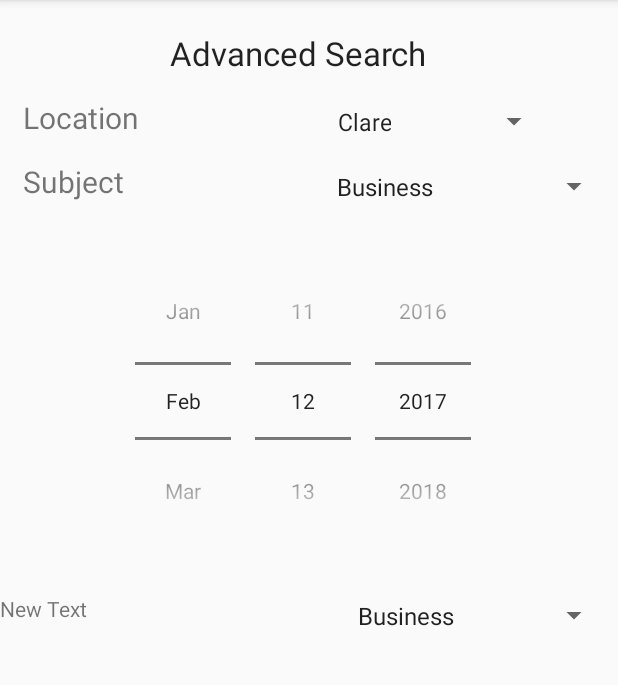
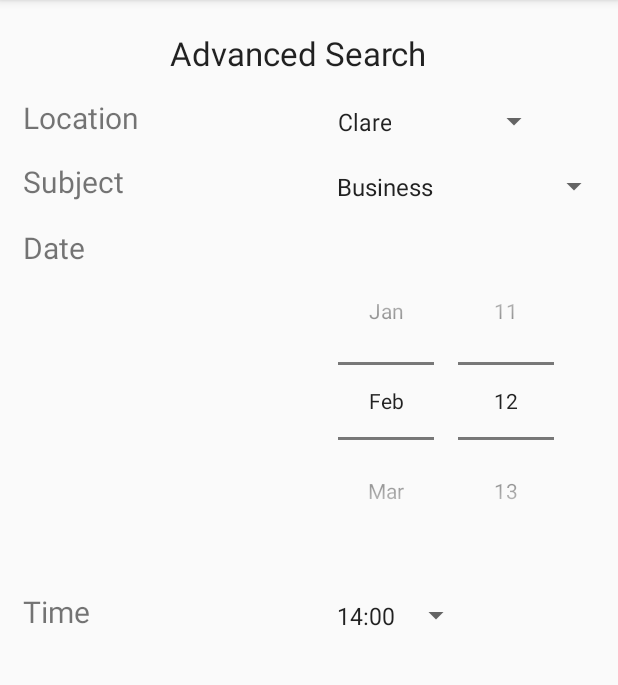
Before and after one commit to gerrity95/Grinds_App, an Android app: the AdvancedSearch screen opened directly, with no data from a screen before it, on a phone screen of 412 x 824 dp, the part 84-769 px from its top. Run offline under Robolectric (Android 15) with nearby library versions, the phone set to English and light mode, and no system bars.

Commit message:
Developments on advanced sear h activity

```diff
--- a/app/src/main/java/com/example/mark/grindsapp/main/UserFiles/AdditionalFunctions/AdvancedSearch.java
+++ b/app/src/main/java/com/example/mark/grindsapp/main/UserFiles/AdditionalFunctions/AdvancedSearch.java
@@ -1,13 +1,20 @@
 package com.example.mark.grindsapp.main.UserFiles.AdditionalFunctions;
 
 
+import android.icu.text.DateFormat;
 import android.os.Bundle;
 import android.support.v7.app.AppCompatActivity;
+import android.util.Log;
 import android.view.Menu;
 import android.view.MenuItem;
+import android.view.View;
+import android.widget.DatePicker;
 
 
 import com.example.mark.grindsapp.R;
+
+import java.lang.reflect.Field;
+import java.text.Format;
 
 
 /**
@@ -15,12 +22,17 @@ import com.example.mark.grindsapp.R;
  */
 public class AdvancedSearch extends AppCompatActivity {
 
+    DatePicker datePicker;
 
     @Override
     public void onCreate(Bundle savedInstanceState) {
         super.onCreate(savedInstanceState);
         setContentView(R.layout.activity_advanced_search);
         getSupportActionBar().setDisplayHomeAsUpEnabled(true);
+
+        datePicker = (DatePicker) findViewById(R.id.simpleDatePicker);
+
+        hideYear(datePicker);
 
 
 
@@ -42,4 +54,26 @@ public class AdvancedSearch extends AppCompatActivity {
         }
     }
 
+
+    public void hideYear(DatePicker dt)
+    {
+        try {
+            Field f[] = dt.getClass().getDeclaredFields();
+            for (Field field : f) {
+                 if (field.getName().equals("mYearPicker") || field.getName().equals("mYearSpinner")) {
+                     field.setAccessible(true);
+                     Object yearPicker = new Object();
+                     yearPicker = field.get(dt);
+                     ((View) yearPicker).setVisibility(View.GONE);
+                 }
+
+            }
+        } catch (SecurityException e) {
+            Log.d("ERROR", e.getMessage());
+        } catch (IllegalAccessException e) {
+            e.printStackTrace();
+        }
+
+    }
+
 }
--- a/app/src/main/res/layout/activity_advanced_search.xml
+++ b/app/src/main/res/layout/activity_advanced_search.xml
@@ -54,7 +54,7 @@
                     android:textSize="20sp" />
 
                 <TextView
-                    android:layout_width="fill_parent"
+                    android:layout_width="match_parent"
                     android:layout_height="wrap_content"
                     android:text="Subject"
                     android:id="@+id/Subject"
@@ -96,9 +96,34 @@
         </LinearLayout>
 
         <LinearLayout
+            android:orientation="horizontal"
+            android:layout_width="fill_parent"
+            android:layout_height="match_parent"
+            android:weightSum="2">
+
+            <LinearLayout
                 android:orientation="vertical"
+                android:layout_width="match_parent"
+                android:layout_height="match_parent"
+                android:layout_weight="1">
+
+                <TextView
                     android:layout_width="fill_parent"
-            android:layout_height="match_parent">
+                    android:layout_height="fill_parent"
+                    android:text="Date"
+                    android:id="@+id/Date"
+                    android:paddingTop="5dp"
+                    android:paddingBottom="10dp"
+                    android:paddingLeft="15dp"
+                    android:textSize="20sp" />
+
+            </LinearLayout>
+
+            <LinearLayout
+                android:orientation="vertical"
+                android:layout_width="match_parent"
+                android:layout_height="match_parent"
+                android:layout_weight="1">
 
                 <DatePicker
                     android:id="@+id/simpleDatePicker"
@@ -111,31 +136,59 @@
 
             </LinearLayout>
 
+        </LinearLayout>
+
         <LinearLayout
             android:orientation="horizontal"
             android:layout_width="match_parent"
             android:layout_height="match_parent"
             android:weightSum="2">
 
+            <LinearLayout
+                android:orientation="vertical"
+                android:layout_width="match_parent"
+                android:layout_height="match_parent"
+                android:layout_weight="1">
+
+
                 <TextView
                     android:layout_width="wrap_content"
                     android:layout_height="wrap_content"
-                android:text="New Text"
-                android:id="@+id/textView2"
-                android:layout_weight="1"/>
+                    android:text="@string/time_input"
+                    android:id="@+id/Time"
+                    android:paddingTop="5dp"
+                    android:paddingBottom="10dp"
+                    android:paddingLeft="15dp"
+                    android:textSize="20sp" />
+
+            </LinearLayout>
+
+            <LinearLayout
+                android:orientation="vertical"
+                android:layout_width="match_parent"
+                android:layout_height="match_parent"
+                android:layout_weight="1">
+
 
                 <Spinner
                     android:layout_width="wrap_content"
                     android:layout_height="wrap_content"
-                android:entries="@array/subjects"
-                android:prompt="@string/subject_prompt"
+                    android:id="@+id/time_spinner"
+                    android:entries="@array/times"
+                    android:prompt="@string/location_prompt"
                     android:padding="5dp"
                     android:textAlignment="center"
-                android:layout_margin="5dp"
-                android:layout_weight="1"/>
+                    android:layout_margin="5dp" />
 
             </LinearLayout>
 
         </LinearLayout>
 
+        <LinearLayout
+            android:orientation="vertical"
+            android:layout_width="fill_parent"
+            android:layout_height="match_parent"></LinearLayout>
+
+    </LinearLayout>
+
 </ScrollView>
--- a/app/src/main/res/values/strings.xml
+++ b/app/src/main/res/values/strings.xml
@@ -37,7 +37,19 @@
     <string name="username_hint">Username</string>
     <string name="create_account">Create Account</string>
     <string name="login_link">Already a member? Login</string>
+    <string name="time_input">Time</string>
 
+
+    <string-array name="times">
+        <item>14:00</item>
+        <item>15:00</item>
+        <item>16:00</item>
+        <item>17:00</item>
+        <item>18:00</item>
+        <item>19:00</item>
+        <item>20:00</item>
+        <item>21:00</item>
+    </string-array>
 
     <string-array name="locations">
         <item>Clare</item>
```
Lines whose indentation alone changed are shown as unchanged.
